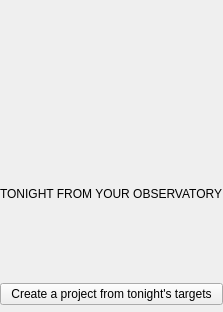
Old version of the form nightscribe/gui/ui/night_panel.ui in the repository irydeo/nightscribe.
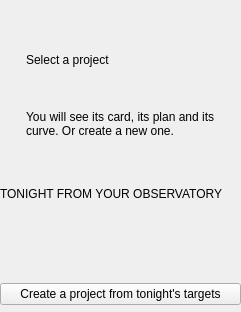
New version of the form.

Commit message: feat(ui): the card in two columns, the hero's Moon, the galaxy, the icon and the resting invitation

The edit to the form file:
```diff
--- a/nightscribe/gui/ui/night_panel.ui
+++ b/nightscribe/gui/ui/night_panel.ui
@@ -24,6 +24,17 @@
     </spacer>
    </item>
    <item>
+    <!-- Interfaz 1.6 + ADR-055: the sky, with the invitation painted ON it.
+         The overlay lives on the LEFT half, which is where the SVG's scrim
+         already darkens the sky for text; the right half is taken by the
+         Moon and by the observatory. Two labels (a headline and a hint) and
+         no button: the call to action is the one below, in the open. -->
+    <layout class="QGridLayout" name="nightSkyGrid">
+     <property name="leftMargin"><number>0</number></property>
+     <property name="topMargin"><number>0</number></property>
+     <property name="rightMargin"><number>0</number></property>
+     <property name="bottomMargin"><number>0</number></property>
+     <item row="0" column="0">
     <widget class="QWidget" name="nightSkyHost">
      <property name="minimumSize"><size><width>0</width><height>170</height></size></property>
      <property name="maximumSize"><size><width>16777215</width><height>300</height></size></property>
@@ -33,6 +44,42 @@
       </sizepolicy>
      </property>
     </widget>
+     </item>
+     <item row="0" column="0">
+      <widget class="QWidget" name="nightOverlay">
+       <layout class="QVBoxLayout" name="nightOverlayLayout">
+        <property name="leftMargin"><number>26</number></property>
+        <property name="topMargin"><number>16</number></property>
+        <property name="rightMargin"><number>26</number></property>
+        <property name="bottomMargin"><number>16</number></property>
+        <property name="spacing"><number>4</number></property>
+        <item>
+         <spacer name="nightOverlayTop">
+          <property name="orientation"><enum>Qt::Vertical</enum></property>
+         </spacer>
+        </item>
+        <item>
+         <widget class="QLabel" name="lbl_resting_head">
+          <property name="text"><string>Select a project</string></property>
+          <property name="maximumSize"><size><width>420</width><height>16777215</height></size></property>
+         </widget>
+        </item>
+        <item>
+         <widget class="QLabel" name="lbl_resting_hint">
+          <property name="text"><string>You will see its card, its plan and its curve. Or create a new one.</string></property>
+          <property name="wordWrap"><bool>true</bool></property>
+          <property name="maximumSize"><size><width>420</width><height>16777215</height></size></property>
+         </widget>
+        </item>
+        <item>
+         <spacer name="nightOverlayBottom">
+          <property name="orientation"><enum>Qt::Vertical</enum></property>
+         </spacer>
+        </item>
+       </layout>
+      </widget>
+     </item>
+    </layout>
    </item>
    <item>
     <widget class="QLabel" name="lbl_night_head">
```
Lines whose indentation alone changed are shown as unchanged. The commit also changes 40 other files.
